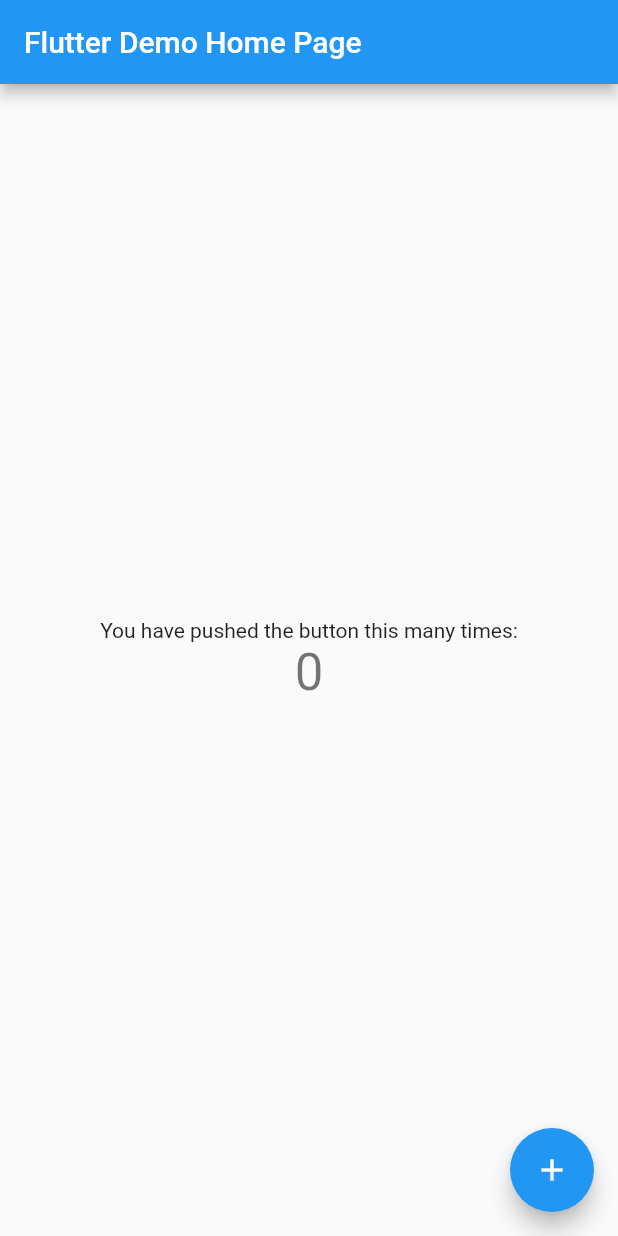
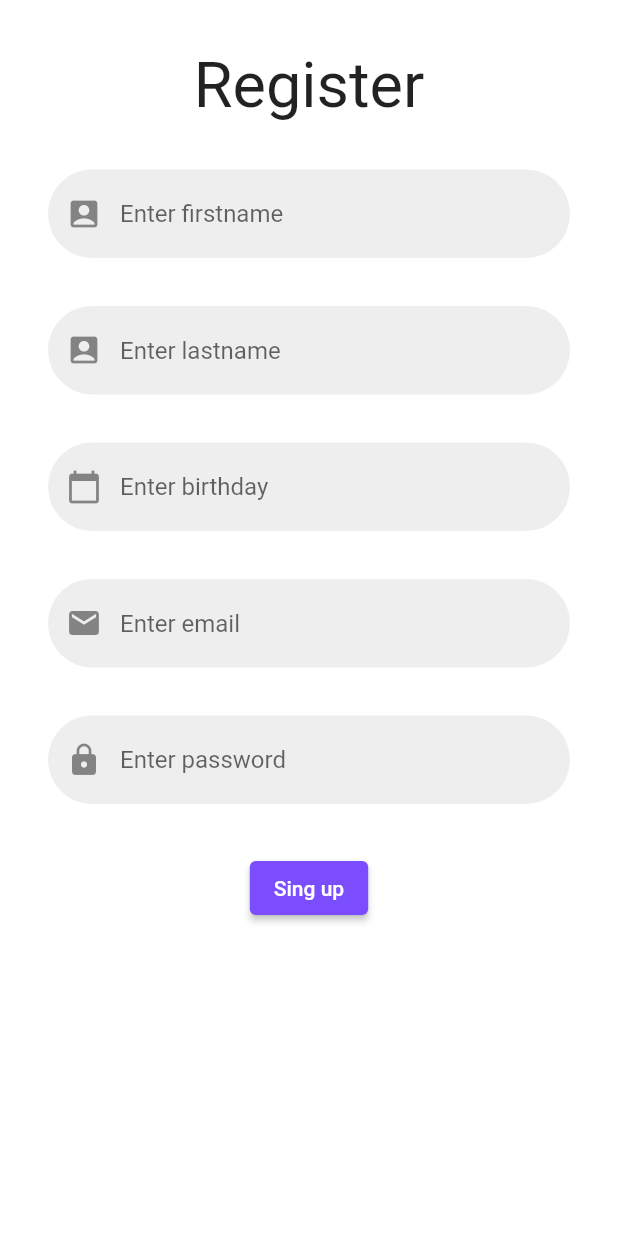
Before and after one commit to TeamTron2021/gigandjob-movil, a Flutter app: the screen it shows after launch, on a phone screen of 412 x 824 dp. Run offline on Flutter 3.47's test engine with Material 2 defaults, Android fonts, the phone set to English and light mode, and no system bars; our stand-ins replace flutter_bloc.

Commit message:
register user

```diff
--- /dev/null
+++ b/lib/auth/register/register_bloc.dart
@@ -0,0 +1,59 @@
+import 'package:flutter_bloc/flutter_bloc.dart';
+import 'package:gigandjob_movil/auth/register/register_model.dart';
+import 'package:gigandjob_movil/auth/register/register_repository.dart';
+
+enum RegisterCubitStateStatus {
+	Idle,
+	Invalid,
+	InProgress,
+	Success,
+	Failure
+}
+
+class RegisterCubitState {
+	final RegisterModel model;
+	final RegisterCubitStateStatus status;
+
+	const RegisterCubitState({
+		required this.model,
+	}): status = RegisterCubitStateStatus.Idle;
+
+	const RegisterCubitState._({
+		required this.model,
+		required this.status
+	});
+
+	invalid() => RegisterCubitState._(model: model, status: RegisterCubitStateStatus.Invalid);
+	success() => RegisterCubitState._(model: model, status: RegisterCubitStateStatus.Success);
+	inProgress() => RegisterCubitState._(model: model, status: RegisterCubitStateStatus.InProgress);
+	failure() => RegisterCubitState._(model: model, status: RegisterCubitStateStatus.Failure);
+}
+
+class RegisterCubit extends Cubit<RegisterCubitState> {
+	RegisterRepository repository;
+	RegisterCubit({ required this.repository }): super(RegisterCubitState(model: RegisterModel.empty()));
+
+	save() async {
+		if (state.status != RegisterCubitStateStatus.Invalid ||
+			state.status != RegisterCubitStateStatus.InProgress) {
+
+			emit(state.inProgress());
+			await repository.save(state.model);
+			emit(state.success());
+		}
+	}
+
+	Map<String, String> update(void Function(RegisterModel model) cb) {
+		cb(state.model);
+		Map<String, String> errors = {};
+
+		if (state.model.firstname.trim().isEmpty) errors["firstname"] = "The firstname cannot be empty";
+		if (state.model.lastname.trim().isEmpty) errors["lastname"] = "The lastname cannot be empty";
+		if (state.model.email.trim().isEmpty) errors["email"] = "The email cannot be empty";
+		if (state.model.password.trim().isEmpty) errors["password"] = "The password cannot be empty";
+		if (state.model.password.length < 8) errors["password"] = "The password cannot be less than 8 characters";
+		if (state.model.birthdate.isAfter(DateTime.now())) errors["brithdate"] = "The birthday cannot be after today";
+
+		return errors;
+	}
+}
--- /dev/null
+++ b/lib/auth/register/register_model.dart
@@ -0,0 +1,17 @@
+class RegisterModel {
+	String firstname;
+	String lastname;
+	DateTime birthdate;
+	String email;
+	String password;
+
+	RegisterModel({
+		required this.email,
+		required this.firstname,
+		required this.lastname,
+		required this.birthdate,
+		required this.password
+	});
+
+	factory RegisterModel.empty() => RegisterModel(email: "", firstname: "", lastname: "", birthdate: DateTime.now(), password: "");
+}
--- /dev/null
+++ b/lib/auth/register/register_repository.dart
@@ -0,0 +1,28 @@
+import 'package:gigandjob_movil/auth/register/register_model.dart';
+import 'package:http/http.dart' as http;
+
+abstract class RegisterRepository {
+	Future<void> save(RegisterModel model);
+}
+
+class EndpointRegisterRepository extends RegisterRepository {
+	final Uri uri;
+	final http.Client httpClient;
+
+	EndpointRegisterRepository({ required String url }):
+		uri = Uri.parse(url),
+		httpClient = http.Client();
+
+	@override
+  Future<void> save(RegisterModel model) async {
+		final response = await httpClient.post(uri, body: {
+			"firstname": model.firstname,
+			"lastname": model.lastname,
+			"email": model.email,
+			"birthday": model.birthdate.toString(),
+			"password": model.password
+		});
+
+		print(response);
+  }
+}
--- /dev/null
+++ b/lib/auth/register/register_screen.dart
@@ -0,0 +1,131 @@
+import 'package:flutter/material.dart';
+import 'package:flutter_bloc/flutter_bloc.dart';
+import 'package:gigandjob_movil/auth/register/register_bloc.dart';
+import 'package:gigandjob_movil/auth/register/register_repository.dart';
+import 'package:gigandjob_movil/shared/input_text_component.dart';
+
+class _RegisterScreen extends StatelessWidget {
+	const _RegisterScreen({Key? key}) : super(key: key);
+
+	@override
+	Widget build(BuildContext context){
+		final bloc = BlocProvider.of<RegisterCubit>(context);
+
+		final firstnameController = TextEditingController();
+		final lastnameController = TextEditingController();
+		final emailController = TextEditingController();
+		final passwordController = TextEditingController();
+
+		firstnameController.addListener(() {
+			bloc.update((model) {
+				model.firstname = firstnameController.text;
+			});
+		});
+		lastnameController.addListener(() {
+			bloc.update((model) { model.lastname = lastnameController.text; });
+		});
+		emailController.addListener(() {
+			bloc.update((model) { model.email = emailController.text; });
+		});
+		passwordController.addListener(() {
+			bloc.update((model) { model.password = passwordController.text; });
+		});
+
+		return BlocConsumer<RegisterCubit, RegisterCubitState>(
+			listener: (context, state) {},
+			bloc: bloc,
+			builder: (context, state) => Scaffold(
+			backgroundColor: Colors.white,
+			body: Padding(
+    			padding: const EdgeInsets.all(16.0),
+    			child: ListView(
+					children: <Widget>[
+						Form(
+							child: Column(
+								children: [
+									const Padding(
+										padding: EdgeInsets.all(16.0),
+										child: Text(
+												"Register",
+												textScaleFactor: 3.0,
+										),
+									),
+									Padding(
+										padding: const EdgeInsets.all(16.0),
+										child: InputTextComponent(
+												icon: Icons.account_box,
+												placelholder: "Enter firstname",
+												obscure: false,
+												controller: firstnameController
+										),
+									),
+									Padding(
+										padding: const EdgeInsets.all(16.0),
+										child: InputTextComponent(
+												icon: Icons.account_box,
+												placelholder: "Enter lastname",
+												obscure: false,
+												controller: lastnameController,
+										),
+									),
+									Padding(
+										padding: const EdgeInsets.all(16.0),
+										child: InputTextComponent(
+												icon: Icons.calendar_today,
+												placelholder: "Enter birthday",
+												obscure: false,
+												controller: firstnameController,
+										),
+									),
+									Padding(
+										padding: const EdgeInsets.all(16.0),
+										child: InputTextComponent(
+												icon: Icons.email,
+												placelholder: "Enter email",
+												obscure: false,
+												controller: emailController
+										),
+									),
+									Padding(
+										padding: const EdgeInsets.all(16.0),
+										child: InputTextComponent(
+												icon: Icons.lock,
+												placelholder: "Enter password",
+												obscure: true,
+												controller: passwordController,
+										),
+									),
+									Padding(
+										padding: const EdgeInsets.all(16.0),
+										child: ElevatedButton(
+            								style: ElevatedButton.styleFrom(
+												primary: Colors.deepPurpleAccent,
+											),
+            								onPressed: () async {
+												print(state?.model);
+												await bloc.save();
+											},
+            								child: const Text('Sing up'),
+          								),
+									),
+								],
+							),
+						)
+					],
+				)
+			)
+		));
+	}
+}
+
+class RegisterScreen extends StatelessWidget {
+	RegisterScreen(): super();
+
+	@override
+  Widget build(BuildContext context) {
+	return BlocProvider<RegisterCubit>(
+			create: (context) => RegisterCubit(repository: RepositoryProvider.of<RegisterRepository>(context)),
+			child: _RegisterScreen(),
+	);
+  }
+}
--- a/lib/main.dart
+++ b/lib/main.dart
@@ -1,4 +1,8 @@
 import 'package:flutter/material.dart';
+import 'package:flutter_bloc/flutter_bloc.dart';
+import 'package:gigandjob_movil/auth/register/register_repository.dart';
+import 'package:gigandjob_movil/auth/register/register_screen.dart';
+import 'package:gigandjob_movil/profile/profile_screen.dart';
 
 void main() {
   runApp(const MyApp());
@@ -24,7 +28,14 @@ class MyApp extends StatelessWidget {
         // is not restarted.
         primarySwatch: Colors.blue,
       ),
-      home: const MyHomePage(title: 'Flutter Demo Home Page'),
+	  home:
+	  	MultiRepositoryProvider(
+			providers: [
+				RepositoryProvider<RegisterRepository>(create: (context) => EndpointRegisterRepository(url: "http://192.168.195.102:3000/users")),
+			],
+			child: RegisterScreen(),
+		),
+      //home: const MyHomePage(title: 'Flutter Home Page'),
     );
   }
 }
--- /dev/null
+++ b/lib/shared/input_text_component.dart
@@ -0,0 +1,39 @@
+import 'package:flutter/material.dart';
+
+class InputTextComponent extends StatelessWidget {
+	final IconData icon;
+	final String placelholder;
+	final bool obscure;
+	final TextEditingController controller;
+	const InputTextComponent({
+		Key? key,
+		required this.icon,
+		required this.placelholder,
+		required this.obscure,
+		required this.controller,
+	}) : super(key: key);
+
+	@override
+	Widget build(BuildContext context){
+		return TextFormField(
+			obscureText: obscure,
+			enableSuggestions: false,
+			autocorrect: false,
+			controller: controller,
+			decoration: InputDecoration(
+				filled: true,
+				fillColor: Colors.grey[200],
+				prefixIcon: Icon(icon),
+				hintText: placelholder,
+      			border: OutlineInputBorder(
+        			borderRadius: BorderRadius.circular(30.0),
+            		borderSide: const BorderSide(
+                		width: 0,
+                		style: BorderStyle.none,
+            		),
+      			),
+			),
+		);
+	}
+
+}
--- a/pubspec.yaml
+++ b/pubspec.yaml
@@ -34,6 +34,8 @@ dependencies:
   # The following adds the Cupertino Icons font to your application.
   # Use with the CupertinoIcons class for iOS style icons.
   cupertino_icons: ^1.0.2
+  flutter_bloc: ^8.0.1
+  http: ^0.13.4
 
 dev_dependencies:
   flutter_test:
```
Also changed, not shown: lib/profile/profile_screen.dart (added, +105 -0 lines).
